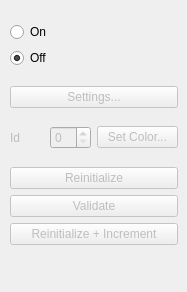
The window that branches/GoFigure2Beta/Code/GUI/lib/ManualSegmentationDockWidget.ui (gofigure2/GoFigure2) describes before a commit, drawn with Qt 5.
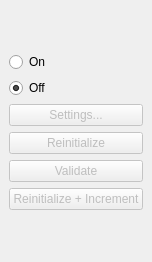
The same window after the commit.

Commit message: fix error for creation of traces without collection, remove cellId and setcolor from manual segmentation widget

Diff of the .ui file:
```diff
--- a/branches/GoFigure2Beta/Code/GUI/lib/ManualSegmentationDockWidget.ui
+++ b/branches/GoFigure2Beta/Code/GUI/lib/ManualSegmentationDockWidget.ui
@@ -6,23 +6,16 @@
    <rect>
     <x>0</x>
     <y>0</y>
-    <width>187</width>
-    <height>292</height>
+    <width>143</width>
+    <height>262</height>
    </rect>
   </property>
   <property name="windowTitle">
    <string>Manual Segmentation</string>
   </property>
   <widget class="QWidget" name="dockWidgetContents">
-   <widget class="QWidget" name="layoutWidget">
-    <property name="geometry">
-     <rect>
-      <x>10</x>
-      <y>10</y>
-      <width>168</width>
-      <height>251</height>
-     </rect>
-    </property>
+   <layout class="QGridLayout" name="gridLayout">
+    <item row="0" column="0">
     <layout class="QVBoxLayout" name="verticalLayout_3">
      <item>
       <layout class="QVBoxLayout" name="verticalLayout">
@@ -55,47 +48,6 @@
        </property>
       </widget>
      </item>
-     <item>
-      <layout class="QHBoxLayout" name="horizontalLayout_2">
-       <item>
-        <layout class="QHBoxLayout" name="horizontalLayout">
-         <item>
-          <widget class="QLabel" name="label">
-           <property name="enabled">
-            <bool>false</bool>
-           </property>
-           <property name="text">
-            <string>Id</string>
-           </property>
-          </widget>
-         </item>
-         <item>
-          <widget class="QSpinBox" name="IdSpinBox">
-           <property name="enabled">
-            <bool>false</bool>
-           </property>
-          </widget>
-         </item>
-        </layout>
-       </item>
-       <item>
-        <widget class="QPushButton" name="ValidatedContourColorBtn">
-         <property name="enabled">
-          <bool>false</bool>
-         </property>
-         <property name="autoFillBackground">
-          <bool>false</bool>
-         </property>
-         <property name="text">
-          <string>Set Color...</string>
-         </property>
-         <property name="shortcut">
-          <string>Ctrl+C, Ctrl+C</string>
-         </property>
-        </widget>
-       </item>
-      </layout>
-     </item>
      <item>
       <layout class="QVBoxLayout" name="verticalLayout_2">
        <item>
@@ -140,7 +92,8 @@
       </layout>
      </item>
     </layout>
-   </widget>
+    </item>
+   </layout>
   </widget>
  </widget>
  <resources/>
```
Left out of the diff: 48 changed lines with no effect on the pictures. Lines whose indentation alone changed are shown as unchanged. The commit also changes 6 other files.
